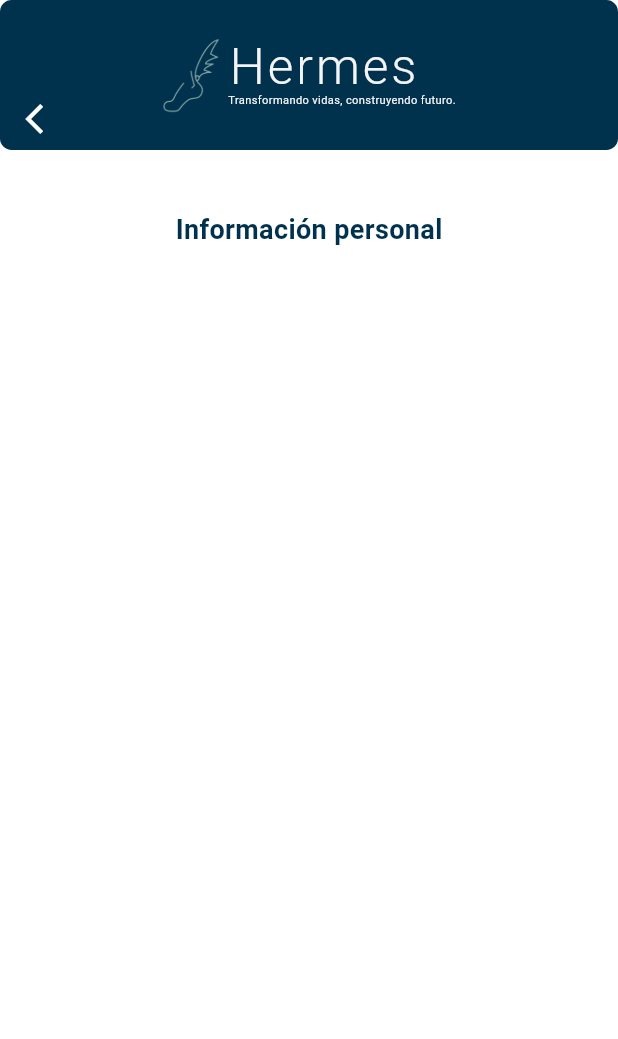
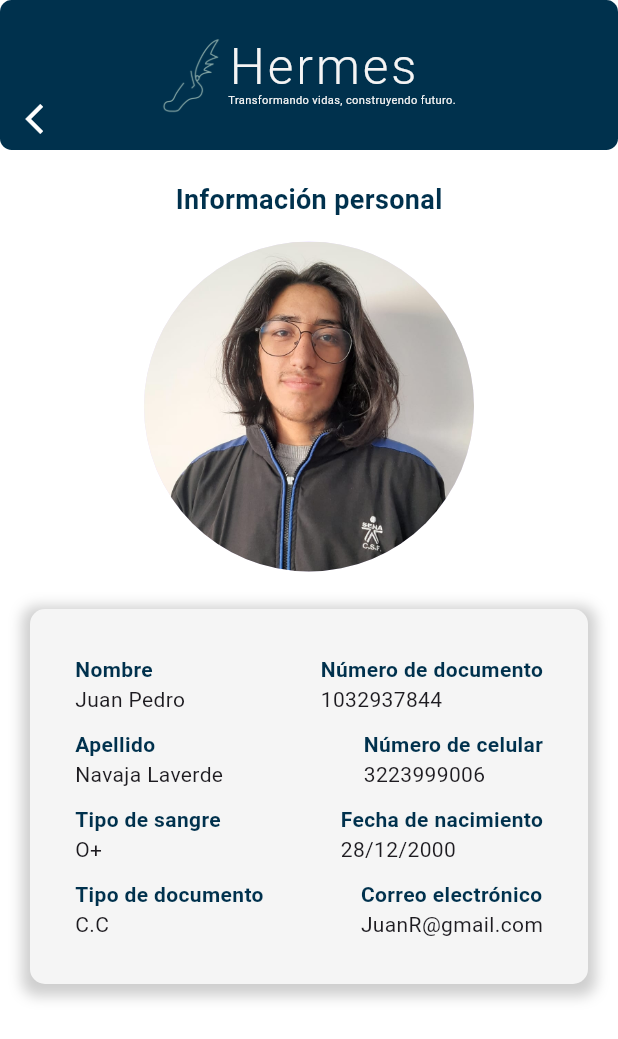
Before and after one commit to senaFactory/appHermes, a Flutter app: the Myaccountpage screen opened by its route, after a tap on "Información personal", on a phone screen of 412 x 824 dp. Shown: the top 1039 px of the screen. Run offline on Flutter 3.47's test engine with Material 3 defaults, Android fonts, the phone set to English and light mode, and no system bars; our stand-ins replace curved_navigation_bar.

Commit message:
Pantalla informacionPersonal con tabla de datos/REVISAR

```diff
--- a/lib/main.dart
+++ b/lib/main.dart
@@ -2,7 +2,6 @@ import 'package:flutter/material.dart';
 import 'package:maqueta/pages/carnetPage.dart';
 import 'package:maqueta/pages/equipmentsPage.dart';
 import 'package:maqueta/pages/myAccountPage.dart';
-import 'package:maqueta/pages/pagesSecondarys/personInfoPage.dart';
 import 'package:maqueta/widgets/NavigationBar.dart';
 
 void main() => runApp(MyApp());
@@ -20,7 +19,7 @@ class MyApp extends StatelessWidget {
         '/equipments': (context) => Equipmentspage(),
         '/carnet': (context) => Carnetpage(),
         '/myaccount': (context) => Myaccountpage(),
-        '/personalinfo': (context) => Personinfopage(),
+
       },
     );
   }
@@ -38,7 +37,7 @@ class _HomeScreenState extends State<HomeScreen> {
     Equipmentspage(), // Página 0
     Carnetpage(), // Página 1
     Myaccountpage(), // Página 2
-    Personinfopage(),
+
   ];
 
   //* Método que se llama cuando se selecciona una pestaña en la barra de navegación
--- a/lib/pages/pagesSecondarys/personInfoPage.dart
+++ b/lib/pages/pagesSecondarys/personInfoPage.dart
@@ -12,14 +12,11 @@ class Personinfopage extends StatelessWidget {
           ListView(
             children: [
               HomeAppBar(),
-              Container(
-                child: const Column(
+              SizedBox(height: 20), // Espacio entre la AppBar y el contenido
+              Center(
+                child: Column(
                   children: [
-                    SizedBox(height: 40),
-                    Column(
-                      crossAxisAlignment: CrossAxisAlignment.center,
-                      children: [
-                        Text(
+                    const Text(
                       "Información personal",
                       style: TextStyle(
                         fontSize: 18,
@@ -27,6 +24,68 @@ class Personinfopage extends StatelessWidget {
                         color: Color(0xFF00314D),
                       ),
                     ),
+                    SizedBox(height: 15),
+                    const CircleAvatar(
+                      radius:
+                          110, // Radio del círculo (tamaño de la foto de perfil)
+                      backgroundImage: AssetImage(
+                          'images/aprendiz_sena1.jpeg'), // Imagen del perfil
+                    ),
+                    SizedBox(height: 15),
+                    Container(
+                      padding: EdgeInsets.all(30),
+                      margin:
+                          EdgeInsets.symmetric(horizontal: 20, vertical: 10),
+                      decoration: BoxDecoration(
+                        color: Color(0xFFF5F5F5), // Color de fondo gris claro
+                        borderRadius:
+                            BorderRadius.circular(10), // Bordes redondeados
+                        boxShadow: [
+                          BoxShadow(
+                            color: Colors.grey.withOpacity(0.5),
+                            spreadRadius: 5,
+                            blurRadius: 7,
+                            offset: Offset(
+                                0, 3), // Cambia la sombra si es necesario
+                          ),
+                        ],
+                      ),
+                      child: Column(
+                        crossAxisAlignment: CrossAxisAlignment.start,
+                        children: [
+                          Row(
+                            mainAxisAlignment: MainAxisAlignment.spaceBetween,
+                            children: [
+                              _buildInfoColumn("Nombre", "Juan Pedro"),
+                              _buildInfoColumn(
+                                  "Número de documento", "1032937844"),
+                            ],
+                          ),
+                          SizedBox(height: 10),
+                          Row(
+                            mainAxisAlignment: MainAxisAlignment.spaceBetween,
+                            children: [
+                              _buildInfoColumn("Apellido", "Navaja Laverde"),
+                              _buildInfoColumn(
+                                  "Número de celular", "3223999006"),
+                            ],
+                          ),
+                          SizedBox(height: 10),
+                          Row(
+                            mainAxisAlignment: MainAxisAlignment.spaceBetween,
+                            children: [
+                              _buildInfoColumn("Tipo de sangre", "O+"),
+                              _buildInfoColumn(
+                                  "Fecha de nacimiento", "28/12/2000"),
+                            ],
+                          ),
+                          SizedBox(height: 10),
+                          Row(
+                            mainAxisAlignment: MainAxisAlignment.spaceBetween,
+                            children: [
+                              _buildInfoColumn("Tipo de documento", "C.C"),
+                              _buildInfoColumn(
+                                  "Correo electrónico", "JuanR@gmail.com"),
                             ],
                           ),
                         ],
@@ -34,11 +93,14 @@ class Personinfopage extends StatelessWidget {
                     ),
                   ],
                 ),
+              ),
+            ],
+          ),
           Positioned(
-            top: 55, // Ajusta la posición vertical si es necesario
-            left: 5, // Ajusta la posición horizontal si es necesario
+            top: 55,
+            left: 5,
             child: IconButton(
-              icon: Icon(Icons.arrow_back_ios, color: Colors.white),
+              icon: const Icon(Icons.arrow_back_ios, color: Colors.white),
               onPressed: () {
                 Navigator.of(context).pop();
               },
@@ -48,4 +110,21 @@ class Personinfopage extends StatelessWidget {
       ),
     );
   }
+
+  // Helper method to build each row of information in the personal info card
+  Widget _buildInfoColumn(String label, String value) {
+    return Column(
+      crossAxisAlignment: CrossAxisAlignment.start,
+      children: [
+        Text(
+          label,
+          style: const TextStyle(
+            fontWeight: FontWeight.bold,
+            color: Color(0xFF00314D),
+          ),
+        ),
+        Text(value),
+      ],
+    );
   }
+}
```
Lines whose indentation alone changed are shown as unchanged.
